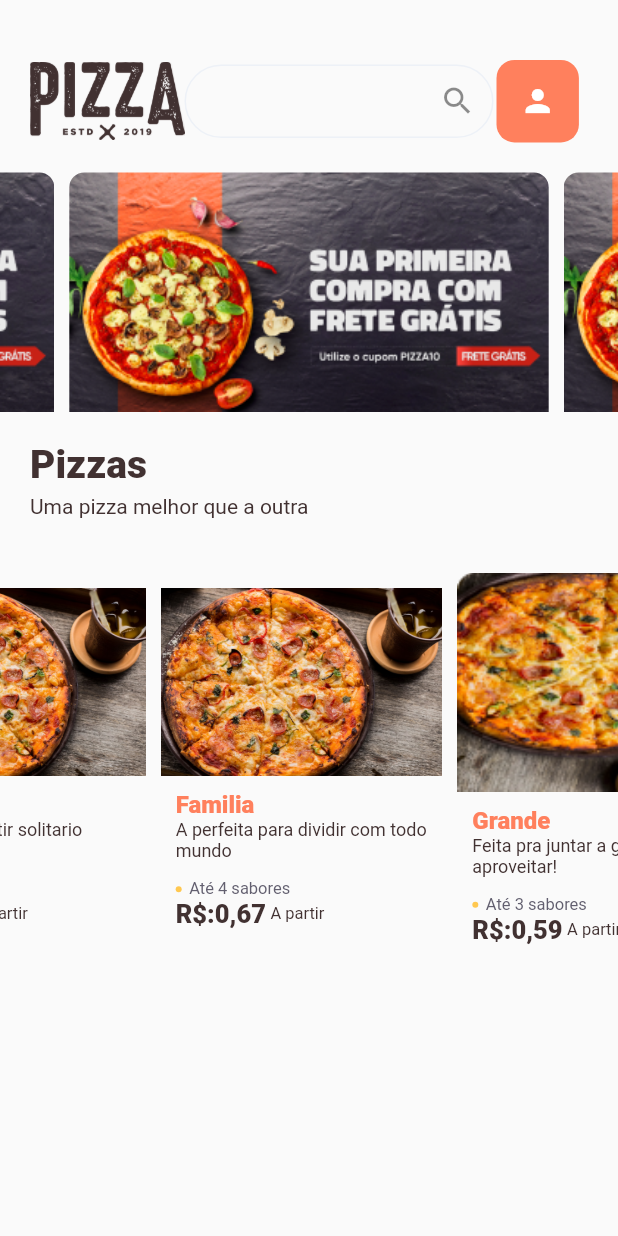
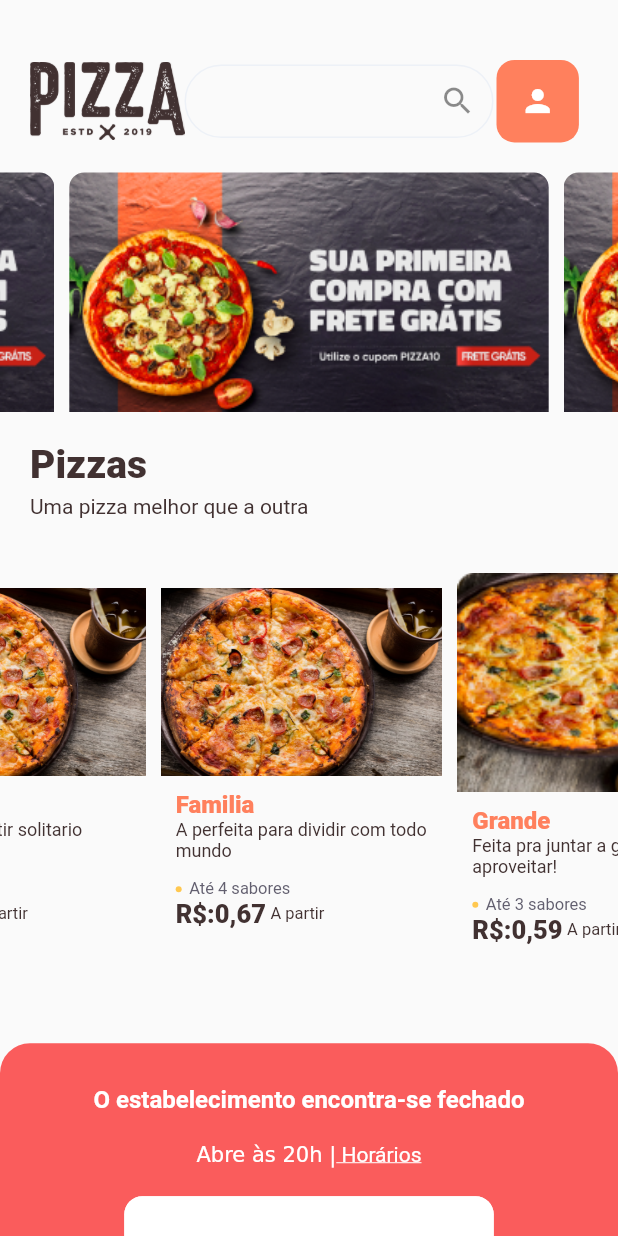
Before and after one commit to gama-devs/WhiteLabel-Mobile, a Flutter app: the Menu screen opened directly, on a phone screen of 412 x 824 dp. Run offline on Flutter 3.47's test engine with Material 2 defaults, Android fonts, the phone set to English and light mode, and no system bars; drawn by our look-alikes of carousel_slider; our stand-ins replace conditional_builder, flutter_spinkit, flutter_svg, mask_text_input_formatter, shared_preferences; accounts and stored records are empty.

Commit message:
adicionando modais

```diff
--- a/whitelabel/lib/src/pages/Menu/menu.dart
+++ b/whitelabel/lib/src/pages/Menu/menu.dart
@@ -61,6 +61,7 @@ class _MenuState extends State<Menu> {
     String token = prefs.getString('tolken_code');
   }
 
+  bool clicked = false;
   var loading = false;
 
   Future<String> getProducts(BuildContext context) async {
@@ -416,10 +417,12 @@ class _MenuState extends State<Menu> {
           row.add(Container(
             child: GestureDetector(
               onTap: () {
-                Navigator.pushReplacement(context,MaterialPageRoute(
-                    builder: (context) => Product(
-                          selectedProduct: productList[j],
-                        )));
+                Navigator.pushReplacement(
+                    context,
+                    MaterialPageRoute(
+                        builder: (context) => Product(
+                              selectedProduct: productList[j],
+                            )));
                 print("tapped");
               },
               child: Container(
@@ -434,7 +437,9 @@ class _MenuState extends State<Menu> {
                       decoration: BoxDecoration(border: Border()),
                       child: productList[j].image == null
                           ? Image.asset("assets/burg1.png", fit: BoxFit.contain)
-                          : Image.network("http://50.16.146.1/storage/" +productList[j].image,
+                          : Image.network(
+                              "http://50.16.146.1/storage/" +
+                                  productList[j].image,
                               fit: BoxFit.cover),
                     ),
                     Container(
@@ -526,6 +531,133 @@ class _MenuState extends State<Menu> {
             ));
     }
 
+    var nowTime = DateTime.now();
+    bool work;
+    print(nowTime.hour);
+    if (nowTime.hour >= 20)
+      work = true;
+    else if (nowTime.hour < 4) {
+      work = true;
+    }
+    else
+      work = false;
+    print(work);
+
+    Card closed = Card(
+      elevation: 0,
+      color: Colors.transparent,
+      margin: EdgeInsets.all(0),
+      child: Container(
+          decoration: BoxDecoration(
+              borderRadius: BorderRadius.only(
+                  topRight: Radius.circular(20), topLeft: Radius.circular(20)),
+              color: Color(0xFFFA5C5C)),
+          width: MediaQuery.of(context).size.width,
+          child: Column(mainAxisSize: MainAxisSize.max, children: <Widget>[
+            Padding(
+              padding: EdgeInsets.only(left: 30, right: 30, top: 30),
+              child: Column(children: <Widget>[
+                Text(
+                  "O estabelecimento encontra-se fechado",
+                  textAlign: TextAlign.center,
+                  style: TextStyle(
+                      color: Colors.white,
+                      fontSize: 16,
+                      height: 1,
+                      fontWeight: FontWeight.w700),
+                ),
+                Padding(
+                    padding: EdgeInsets.only(top: 20),
+                    child: RichText(
+                      text: new TextSpan(
+                        text: 'Abre às 20h |',
+                        children: <TextSpan>[
+                          new TextSpan(
+                              text: ' Horários',
+                              style: new TextStyle(
+                                decoration: TextDecoration.underline,
+                              )),
+                        ],
+                      ),
+                    )),
+                Padding(
+                    padding: EdgeInsets.only(top: 20),
+                    child: Container(
+                      height: displayHeight(context) * 0.08,
+                      child: FlatButton(
+                        color: Colors.white,
+                        onPressed: () {
+                          print('oi');
+                          setState(() {
+                            clicked = true;
+                          });
+                        },
+                        child: Text('Desejo acessar mesmo assim',
+                            style: TextStyle(
+                                color: Color(0xFF413131),
+                                fontSize: 16,
+                                fontWeight: FontWeight.w700)),
+                        textColor: Colors.white,
+                        shape: RoundedRectangleBorder(
+                            side: BorderSide(
+                                color: Colors.white,
+                                width: 1,
+                                style: BorderStyle.solid),
+                            borderRadius: BorderRadius.circular(12)),
+                      ),
+                    ))
+              ]),
+            )
+          ])),
+    );
+
+    Card notification = Card(
+      elevation: 0,
+      color: Colors.transparent,
+      margin: EdgeInsets.all(0),
+      child: Container(
+          decoration: BoxDecoration(
+              borderRadius: BorderRadius.only(
+                  topRight: Radius.circular(20), topLeft: Radius.circular(20)),
+              color: Color(0xFF1BD09A)),
+          width: MediaQuery.of(context).size.width,
+          child: Column(mainAxisSize: MainAxisSize.max, children: <Widget>[
+            Padding(
+              padding: EdgeInsets.only(left: 30, right: 30, top: 30),
+              child: Column(children: <Widget>[
+                Icon(
+                  Icons.alarm,
+                ),
+                Padding(
+                  padding: EdgeInsets.only(top: 10),
+                  child: Text(
+                    "Pronto, você será avisado assim que o estabelecimento abrir",
+                    textAlign: TextAlign.center,
+                    style: TextStyle(
+                        color: Colors.white,
+                        fontSize: 16,
+                        height: 1,
+                        fontWeight: FontWeight.w700),
+                  ),
+                ),
+                Padding(
+                  padding: EdgeInsets.only(top: 20),
+                  child: Text(
+                    "Enquanto isso você pode ver todos nossos produtos e já por tudo no pedido",
+                    textAlign: TextAlign.center,
+                    style: TextStyle(
+                        color: Colors.white,
+                        fontSize: 16,
+                        height: 1,
+                        fontWeight: FontWeight.w400),
+                  ),
+                ),
+              ]),
+            )
+          ])),
+    );
+    print(clicked);
+
     return Scaffold(
       body: new Stack(fit: StackFit.expand, children: <Widget>[
         SingleChildScrollView(
@@ -569,11 +701,19 @@ class _MenuState extends State<Menu> {
                       child: Column(
                           crossAxisAlignment: CrossAxisAlignment.start,
                           children: [listCategories(categories)]),
-                    )
+                    ),
+
+                AnimatedContainer(
+                  color: Colors.transparent,
+                  duration: Duration(milliseconds: 700),
+                  height: work ? 220 : 200,
+                  curve: Curves.easeInOutBack,
+                  child: clicked ? notification : closed,
+                ),
                   ],
                 )),
               ])),
-        )
+        ),
       ]),
     );
   }
```
